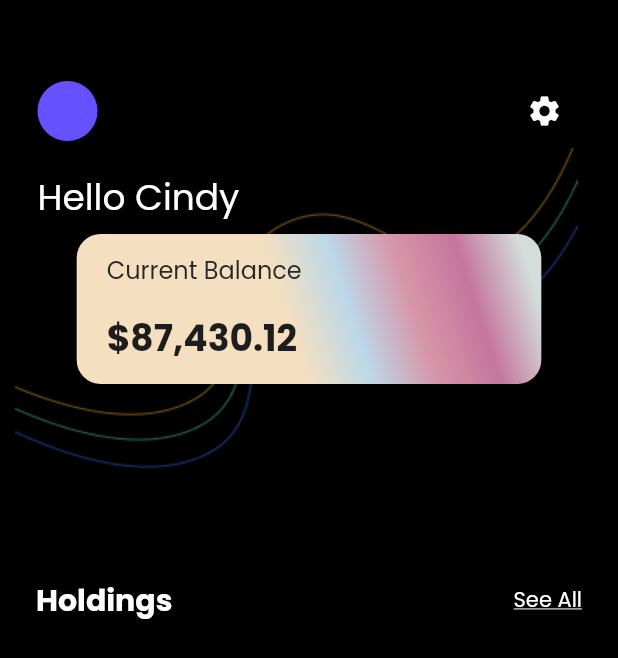
After one commit to Cindy-dev/crypto_app, a Flutter app: the screen it shows after launch, after a tap on "Get Started", on a phone screen of 412 x 824 dp. The commit adds this screen. Shown: the top 658 px of the screen. Run offline on Flutter 3.47's test engine with Material 2 defaults, Android fonts, the phone set to English and light mode, and no system bars; our stand-ins replace flutter_riverpod, freezed_annotation.

Commit message:
home screen

```diff
--- /dev/null
+++ b/lib/presentation/screens/home_screen.dart
@@ -0,0 +1,52 @@
+import 'package:crypto_app/presentation/widgets/stacked.dart';
+import 'package:flutter/cupertino.dart';
+import 'package:flutter/material.dart';
+import '../utils/constants/colors.dart';
+
+class HomeScreen extends StatelessWidget {
+  const HomeScreen({Key? key}) : super(key: key);
+
+  @override
+  Widget build(BuildContext context) {
+    return Scaffold(
+      backgroundColor: Colors.black,
+      body: Column(
+        children: [
+          Stack(
+            children: [
+              Padding(
+                padding: const EdgeInsets.only(top: 88, left: 10),
+                child: Image.asset(
+                  'assets/images/Group 48095464.png',
+                  fit: BoxFit.cover,
+                ),
+              ),
+              const Stacked(),
+            ],
+          ),
+          Padding(
+            padding: const EdgeInsets.symmetric(vertical: 40, horizontal: 24),
+            child: Row(
+              mainAxisAlignment: MainAxisAlignment.spaceBetween,
+              children: const [
+                Text('Holdings',
+                    style: TextStyle(
+                        fontFamily: 'Poppins',
+                        fontWeight: FontWeight.w700,
+                        color: wColor,
+                        fontSize: 20)),
+                Text('See All',
+                    style: TextStyle(
+                        fontFamily: 'Poppins',
+                        fontWeight: FontWeight.w500,
+                        color: wColor,
+                        decoration: TextDecoration.underline,
+                        fontSize: 14))
+              ],
+            ),
+          )
+        ],
+      ),
+    );
+  }
+}
--- a/lib/presentation/screens/onboarding_screen.dart
+++ b/lib/presentation/screens/onboarding_screen.dart
@@ -1,6 +1,8 @@
+import 'package:crypto_app/presentation/screens/home_screen.dart';
+import 'package:crypto_app/presentation/utils/constants/app_keys.dart';
 import 'package:crypto_app/presentation/utils/constants/colors.dart';
 import 'package:crypto_app/presentation/utils/constants/device_size.dart';
-import 'package:flutter/cupertino.dart';
+import 'package:crypto_app/presentation/utils/constants/navigators.dart';
 import 'package:flutter/material.dart';
 
 class OnboardingScreen extends StatelessWidget {
@@ -56,7 +58,10 @@ class OnboardingScreen extends StatelessWidget {
                     fontSize: 14)),
           ),
           const Spacer(),
-          Container(
+          GestureDetector(
+            onTap: () => navigatePush(context, const HomeScreen()),
+            key: getStartedButton,
+            child: Container(
               height: context.screenHeight() / 15,
               alignment: Alignment.center,
               margin: const EdgeInsets.only(left: 24, right: 24),
@@ -69,6 +74,7 @@ class OnboardingScreen extends StatelessWidget {
                       color: wColor,
                       fontSize: 16)),
             ),
+          ),
           const Spacer(),
         ],
       ),
--- /dev/null
+++ b/lib/presentation/utils/constants/app_keys.dart
@@ -0,0 +1,3 @@
+import 'package:flutter/material.dart';
+
+const getStartedButton = Key('get started');
--- a/lib/presentation/utils/constants/colors.dart
+++ b/lib/presentation/utils/constants/colors.dart
@@ -2,3 +2,10 @@ import 'dart:ui';
 
 const pColor = Color(0xff6552FE);
 const wColor = Color(0xffFFFFFF);
+const tColor = Color(0xff272727);
+const tBColor = Color(0xff1D1D1D);
+const gColor1 = Color(0xfff4dfc0);
+const gColor2 =Color(0xffbcd8e9);
+const gColor3 =Color(0xffd796a8);
+const gColor4 =Color(0xffc4769d);
+const gColor5 =Color(0xffd4ddda);
--- /dev/null
+++ b/lib/presentation/widgets/stacked.dart
@@ -0,0 +1,87 @@
+import 'package:crypto_app/presentation/utils/constants/device_size.dart';
+import 'package:flutter/cupertino.dart';
+import 'package:flutter/material.dart';
+import '../utils/constants/colors.dart';
+
+class Stacked extends StatelessWidget {
+  const Stacked({Key? key}) : super(key: key);
+
+  @override
+  Widget build(BuildContext context) {
+    return Padding(
+      padding: const EdgeInsets.only(top: 50, left: 25, right: 25),
+      child: Column(
+        crossAxisAlignment: CrossAxisAlignment.center,
+        children: [
+          Row(
+            mainAxisAlignment: MainAxisAlignment.spaceBetween,
+            children: [
+              const CircleAvatar(
+                backgroundColor: pColor,
+              ),
+              IconButton(
+                  onPressed: () {},
+                  icon: const Icon(
+                    Icons.settings,
+                    color: wColor,
+                  ))
+            ],
+          ),
+          Container(
+            alignment: Alignment.centerLeft,
+            padding: const EdgeInsets.only(top: 16, bottom: 6),
+            child: const Text('Hello Cindy',
+                style: TextStyle(
+                    fontFamily: 'Poppins',
+                    fontWeight: FontWeight.w500,
+                    color: wColor,
+                    fontSize: 24)),
+          ),
+          Container(
+            alignment: Alignment.centerLeft,
+            height: 100,
+            width: context.screenHeight() / 2.66,
+            padding: const EdgeInsets.only(left: 20),
+            decoration: BoxDecoration(
+              gradient: const LinearGradient(
+                  end: Alignment.centerRight,
+                  begin: Alignment.bottomCenter,
+                  colors: [
+                    gColor1,
+                    gColor2,
+                    gColor3,
+                    gColor4,
+                    gColor5,
+                  ]),
+              borderRadius: BorderRadius.circular(16),
+            ),
+            child: Column(
+              crossAxisAlignment: CrossAxisAlignment.start,
+              children: const [
+                SizedBox(
+                  height: 12,
+                ),
+                Text('Current Balance',
+                    style: TextStyle(
+                        fontFamily: 'Poppins',
+                        fontWeight: FontWeight.w400,
+                        color: tColor,
+                        fontSize: 16)),
+                SizedBox(height: 16),
+                Text('\$87,430.12',
+                    style: TextStyle(
+                        fontFamily: 'Poppins',
+                        fontWeight: FontWeight.w700,
+                        color: tBColor,
+                        fontSize: 24)),
+                SizedBox(
+                  height: 12,
+                )
+              ],
+            ),
+          )
+        ],
+      ),
+    );
+  }
+}
```
Lines whose indentation alone changed are shown as unchanged.
